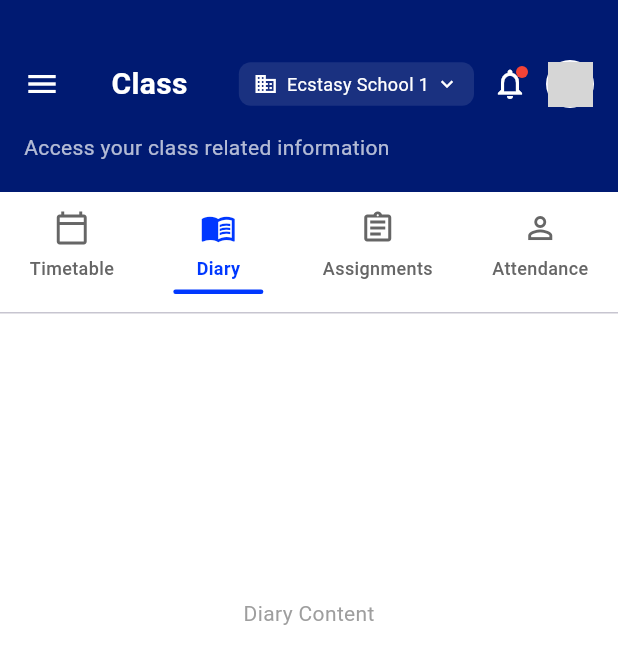
After one commit to Anudeepjadi/ersschool, a Flutter app: the ClassScreen screen opened directly, after a tap on "Diary", on a phone screen of 412 x 824 dp. The commit adds this screen. Shown: the top 664 px of the screen. Run offline on Flutter 3.47's test engine with Material 3 defaults, Android fonts, the light colour scheme and no system bars; network calls fail; grey boxes are pictures that could not be loaded.

Commit message:
Class tab updated
I have implemented the ClassScreen with Timetable, Diary, Assignments, and Attendance tabs, matching the provided image. I have also fixed syntax errors in DashboardScreen and resolved deprecation warnings and unused imports in ClassScreen. flutter analyze now reports no issues. I have integrated the ClassScreen into the DashboardScreen bottom navigation.

```diff
--- /dev/null
+++ b/lib/screens/class/class_screen.dart
@@ -0,0 +1,560 @@
+import 'package:flutter/material.dart';
+
+class ClassScreen extends StatefulWidget {
+  const ClassScreen({super.key});
+
+  @override
+  State<ClassScreen> createState() => _ClassScreenState();
+}
+
+class _ClassScreenState extends State<ClassScreen> {
+  int _selectedTab = 0;
+
+  final List<Map<String, dynamic>> _tabs = [
+    {'title': 'Timetable', 'icon': Icons.calendar_today_outlined},
+    {'title': 'Diary', 'icon': Icons.menu_book_outlined},
+    {'title': 'Assignments', 'icon': Icons.assignment_outlined},
+    {'title': 'Attendance', 'icon': Icons.person_outline},
+  ];
+
+  @override
+  Widget build(BuildContext context) {
+    return Scaffold(
+      backgroundColor: Colors.white,
+      body: Column(
+        children: [
+          _buildHeader(),
+          _buildTabBar(),
+          const Divider(height: 1, thickness: 1),
+          Expanded(
+            child: SingleChildScrollView(
+              physics: const BouncingScrollPhysics(),
+              child: _buildContent(),
+            ),
+          ),
+        ],
+      ),
+    );
+  }
+
+  Widget _buildHeader() {
+    return Container(
+      padding: const EdgeInsets.fromLTRB(16, 40, 16, 20),
+      decoration: const BoxDecoration(
+        color: Color(0xFF001A72),
+      ),
+      child: Column(
+        crossAxisAlignment: CrossAxisAlignment.start,
+        children: [
+          Row(
+            mainAxisAlignment: MainAxisAlignment.spaceBetween,
+            children: [
+              const Icon(Icons.menu, color: Colors.white),
+              const Text(
+                "Class",
+                style: TextStyle(
+                  color: Colors.white,
+                  fontSize: 20,
+                  fontWeight: FontWeight.bold,
+                ),
+              ),
+              Row(
+                children: [
+                  Container(
+                    padding: const EdgeInsets.symmetric(horizontal: 10, vertical: 6),
+                    decoration: BoxDecoration(
+                      color: Colors.white.withValues(alpha: 0.1),
+                      borderRadius: BorderRadius.circular(8),
+                    ),
+                    child: Row(
+                      children: const [
+                        Icon(Icons.business, color: Colors.white, size: 16),
+                        SizedBox(width: 6),
+                        Text(
+                          "Ecstasy School 1",
+                          style: TextStyle(color: Colors.white, fontSize: 12),
+                        ),
+                        SizedBox(width: 4),
+                        Icon(Icons.keyboard_arrow_down, color: Colors.white, size: 16),
+                      ],
+                    ),
+                  ),
+                  const SizedBox(width: 12),
+                  Stack(
+                    children: [
+                      const Icon(Icons.notifications_none, color: Colors.white),
+                      Positioned(
+                        right: 0,
+                        top: 0,
+                        child: Container(
+                          padding: const EdgeInsets.all(2),
+                          decoration: const BoxDecoration(
+                            color: Colors.red,
+                            shape: BoxShape.circle,
+                          ),
+                          constraints: const BoxConstraints(
+                            minWidth: 8,
+                            minHeight: 8,
+                          ),
+                        ),
+                      )
+                    ],
+                  ),
+                  const SizedBox(width: 12),
+                  const CircleAvatar(
+                    radius: 16,
+                    backgroundColor: Colors.white,
+                    child: CircleAvatar(
+                      radius: 15,
+                      backgroundImage: NetworkImage('https://i.pravatar.cc/150?u=school_student'),
+                    ),
+                  ),
+                ],
+              ),
+            ],
+          ),
+          const SizedBox(height: 16),
+          const Text(
+            "Access your class related information",
+            style: TextStyle(color: Colors.white70, fontSize: 14),
+          ),
+        ],
+      ),
+    );
+  }
+
+  Widget _buildTabBar() {
+    return Container(
+      color: Colors.white,
+      padding: const EdgeInsets.symmetric(vertical: 12),
+      child: Row(
+        mainAxisAlignment: MainAxisAlignment.spaceAround,
+        children: List.generate(_tabs.length, (index) {
+          final isSelected = _selectedTab == index;
+          return GestureDetector(
+            onTap: () => setState(() => _selectedTab = index),
+            behavior: HitTestBehavior.opaque,
+            child: Column(
+              mainAxisSize: MainAxisSize.min,
+              children: [
+                Icon(
+                  _tabs[index]['icon'],
+                  color: isSelected ? const Color(0xFF0038FF) : const Color(0xFF666666),
+                  size: 24,
+                ),
+                const SizedBox(height: 6),
+                Text(
+                  _tabs[index]['title'],
+                  style: TextStyle(
+                    color: isSelected ? const Color(0xFF0038FF) : const Color(0xFF666666),
+                    fontSize: 12,
+                    fontWeight: isSelected ? FontWeight.bold : FontWeight.w500,
+                  ),
+                ),
+                const SizedBox(height: 6),
+                if (isSelected)
+                  Container(
+                    height: 3,
+                    width: 60,
+                    decoration: BoxDecoration(
+                      color: const Color(0xFF0038FF),
+                      borderRadius: BorderRadius.circular(2),
+                    ),
+                  )
+                else
+                  const SizedBox(height: 3),
+              ],
+            ),
+          );
+        }),
+      ),
+    );
+  }
+
+  Widget _buildContent() {
+    switch (_selectedTab) {
+      case 0:
+        return _buildTimetable();
+      case 1:
+        return _buildPlaceholder("Diary Content");
+      case 2:
+        return _buildPlaceholder("Assignments Content");
+      case 3:
+        return _buildPlaceholder("Attendance Content");
+      default:
+        return Container();
+    }
+  }
+
+  Widget _buildPlaceholder(String text) {
+    return Container(
+      height: 400,
+      alignment: Alignment.center,
+      child: Text(text, style: const TextStyle(color: Colors.grey)),
+    );
+  }
+
+  Widget _buildTimetable() {
+    return Padding(
+      padding: const EdgeInsets.all(16.0),
+      child: Column(
+        crossAxisAlignment: CrossAxisAlignment.start,
+        children: [
+          Row(
+            mainAxisAlignment: MainAxisAlignment.center,
+            children: const [
+              Icon(Icons.chevron_left, color: Colors.grey),
+              SizedBox(width: 16),
+              Icon(Icons.calendar_month, size: 18, color: Colors.grey),
+              SizedBox(width: 8),
+              Text(
+                "Monday, 20 May 2024",
+                style: TextStyle(fontWeight: FontWeight.bold, fontSize: 16),
+              ),
+              SizedBox(width: 16),
+              Icon(Icons.chevron_right, color: Colors.grey),
+            ],
+          ),
+          const SizedBox(height: 32),
+          Row(
+            mainAxisAlignment: MainAxisAlignment.spaceBetween,
+            children: const [
+              Text(
+                "Timetable",
+                style: TextStyle(fontSize: 18, fontWeight: FontWeight.bold, color: Color(0xFF1E1E1E)),
+              ),
+              Text(
+                "View Full Timetable",
+                style: TextStyle(color: Color(0xFF0038FF), fontSize: 13, fontWeight: FontWeight.bold),
+              ),
+            ],
+          ),
+          const SizedBox(height: 20),
+          // Timetable Header
+          Row(
+            children: const [
+              Expanded(flex: 10, child: Text("Period", style: TextStyle(color: Colors.grey, fontSize: 12, fontWeight: FontWeight.w500))),
+              Expanded(flex: 20, child: Text("Time", style: TextStyle(color: Colors.grey, fontSize: 12, fontWeight: FontWeight.w500))),
+              Expanded(flex: 30, child: Text("Subject", style: TextStyle(color: Colors.grey, fontSize: 12, fontWeight: FontWeight.w500))),
+              Expanded(flex: 30, child: Text("Teacher", style: TextStyle(color: Colors.grey, fontSize: 12, fontWeight: FontWeight.w500))),
+              Expanded(flex: 10, child: Text("Room", style: TextStyle(color: Colors.grey, fontSize: 12, fontWeight: FontWeight.w500))),
+            ],
+          ),
+          const SizedBox(height: 12),
+          const Divider(height: 1),
+          _buildTimetableItem(
+            period: "1",
+            time: "08:00 AM\n- 08:45 AM",
+            subject: "Mathematics",
+            subjectCode: "MATH",
+            teacher: "Mr. Amit Verma",
+            room: "101",
+            color: Colors.blue,
+            icon: Icons.menu_book,
+            teacherImg: "https://i.pravatar.cc/150?u=teacher1",
+          ),
+          _buildTimetableItem(
+            period: "2",
+            time: "08:45 AM\n- 09:30 AM",
+            subject: "English",
+            subjectCode: "ENG",
+            teacher: "Ms. Priya Sharma",
+            room: "102",
+            color: Colors.green,
+            icon: Icons.menu_book,
+            teacherImg: "https://i.pravatar.cc/150?u=teacher2",
+          ),
+          _buildTimetableItem(
+            period: "3",
+            time: "09:30 AM\n- 10:15 AM",
+            subject: "Science",
+            subjectCode: "SCI",
+            teacher: "Mr. Rahul Mehta",
+            room: "103",
+            color: Colors.orange,
+            icon: Icons.science_outlined,
+            teacherImg: "https://i.pravatar.cc/150?u=teacher3",
+          ),
+
+          _buildBreakTime("Break Time", "10:15 AM - 10:30 AM"),
+
+          _buildTimetableItem(
+            period: "4",
+            time: "10:30 AM\n- 11:15 AM",
+            subject: "Social Science",
+            subjectCode: "SST",
+            teacher: "Ms. Neha Gupta",
+            room: "104",
+            color: Colors.purple,
+            icon: Icons.public,
+            teacherImg: "https://i.pravatar.cc/150?u=teacher4",
+          ),
+          _buildTimetableItem(
+            period: "5",
+            time: "11:15 AM\n- 12:00 PM",
+            subject: "Hindi",
+            subjectCode: "HIN",
+            teacher: "Mr. Sandeep Yadav",
+            room: "105",
+            color: Colors.indigo,
+            icon: Icons.language,
+            teacherImg: "https://i.pravatar.cc/150?u=teacher5",
+          ),
+          _buildTimetableItem(
+            period: "6",
+            time: "12:00 PM\n- 12:45 PM",
+            subject: "Computer Science",
+            subjectCode: "CS",
+            teacher: "Ms. Anjali Singh",
+            room: "106",
+            color: Colors.teal,
+            icon: Icons.computer,
+            teacherImg: "https://i.pravatar.cc/150?u=teacher6",
+          ),
+
+          const SizedBox(height: 32),
+          _buildSectionHeader("Today's Assignments", "View All"),
+          const SizedBox(height: 16),
+          _buildAssignmentItem(
+            title: "Maths - Chapter 5 Exercise",
+            type: "Homework",
+            typeColor: Colors.blue,
+            dueText: "Due Today",
+            dueTime: "11:59 PM",
+            icon: Icons.assignment,
+            iconColor: Colors.blue,
+          ),
+          _buildAssignmentItem(
+            title: "Science - Lab Report",
+            type: "Practical",
+            typeColor: Colors.green,
+            dueText: "Due Tomorrow",
+            dueTime: "11:59 PM",
+            icon: Icons.science,
+            iconColor: Colors.green,
+          ),
+
+          const SizedBox(height: 32),
+          _buildSectionHeader("Attendance Summary", "View Details"),
+          const SizedBox(height: 16),
+          _buildAttendanceSummary(),
+        ],
+      ),
+    );
+  }
+
+  Widget _buildSectionHeader(String title, String action) {
+    return Row(
+      mainAxisAlignment: MainAxisAlignment.spaceBetween,
+      children: [
+        Text(
+          title,
+          style: const TextStyle(fontSize: 18, fontWeight: FontWeight.bold, color: Color(0xFF1E1E1E)),
+        ),
+        Text(
+          action,
+          style: const TextStyle(color: Color(0xFF0038FF), fontSize: 13, fontWeight: FontWeight.bold),
+        ),
+      ],
+    );
+  }
+
+  Widget _buildTimetableItem({
+    required String period,
+    required String time,
+    required String subject,
+    required String subjectCode,
+    required String teacher,
+    required String room,
+    required Color color,
+    required IconData icon,
+    required String teacherImg,
+  }) {
+    return Padding(
+      padding: const EdgeInsets.symmetric(vertical: 16.0),
+      child: Row(
+        crossAxisAlignment: CrossAxisAlignment.center,
+        children: [
+          Expanded(
+            flex: 10,
+            child: Text(
+              period,
+              style: TextStyle(color: color, fontWeight: FontWeight.bold, fontSize: 16),
+            ),
+          ),
+          Expanded(
+            flex: 20,
+            child: Text(
+              time,
+              style: const TextStyle(fontSize: 11, color: Color(0xFF333333), fontWeight: FontWeight.w500),
+            ),
+          ),
+          Expanded(
+            flex: 30,
+            child: Row(
+              children: [
+                Icon(icon, size: 20, color: color),
+                const SizedBox(width: 8),
+                Expanded(
+                  child: Column(
+                    crossAxisAlignment: CrossAxisAlignment.start,
+                    children: [
+                      Text(subject, style: const TextStyle(fontSize: 11, fontWeight: FontWeight.bold)),
+                      Text(subjectCode, style: TextStyle(fontSize: 10, color: Colors.grey.shade600)),
+                    ],
+                  ),
+                ),
+              ],
+            ),
+          ),
+          Expanded(
+            flex: 30,
+            child: Row(
+              children: [
+                CircleAvatar(
+                  radius: 12,
+                  backgroundImage: NetworkImage(teacherImg),
+                ),
+                const SizedBox(width: 8),
+                Expanded(
+                  child: Text(
+                    teacher,
+                    style: const TextStyle(fontSize: 11, fontWeight: FontWeight.w500),
+                    overflow: TextOverflow.ellipsis,
+                  ),
+                ),
+              ],
+            ),
+          ),
+          Expanded(
+            flex: 10,
+            child: Text(
+              room,
+              style: TextStyle(color: color, fontSize: 11, fontWeight: FontWeight.bold),
+              textAlign: TextAlign.end,
+            ),
+          ),
+        ],
+      ),
+    );
+  }
+
+  Widget _buildBreakTime(String title, String time) {
+    return Container(
+      margin: const EdgeInsets.symmetric(vertical: 8),
+      padding: const EdgeInsets.symmetric(vertical: 10, horizontal: 16),
+      decoration: BoxDecoration(
+        color: Colors.grey.shade50,
+        borderRadius: BorderRadius.circular(8),
+      ),
+      child: Row(
+        mainAxisAlignment: MainAxisAlignment.center,
+        children: [
+          const Icon(Icons.coffee_outlined, size: 18, color: Colors.grey),
+          const SizedBox(width: 8),
+          Text(
+            title,
+            style: const TextStyle(fontWeight: FontWeight.bold, fontSize: 12),
+          ),
+          const SizedBox(width: 12),
+          Text(
+            time,
+            style: const TextStyle(fontSize: 11, color: Colors.grey),
+          ),
+        ],
+      ),
+    );
+  }
+
+  Widget _buildAssignmentItem({
+    required String title,
+    required String type,
+    required Color typeColor,
+    required String dueText,
+    required String dueTime,
+    required IconData icon,
+    required Color iconColor,
+  }) {
+    return Container(
+      margin: const EdgeInsets.only(bottom: 12),
+      padding: const EdgeInsets.all(12),
+      decoration: BoxDecoration(
+        color: Colors.white,
+        borderRadius: BorderRadius.circular(12),
+        border: Border.all(color: Colors.grey.shade200),
+      ),
+      child: Row(
+        children: [
+          Container(
+            padding: const EdgeInsets.all(8),
+            decoration: BoxDecoration(
+              color: iconColor.withValues(alpha: 0.1),
+              borderRadius: BorderRadius.circular(8),
+            ),
+            child: Icon(icon, color: iconColor, size: 20),
+          ),
+          const SizedBox(width: 12),
+          Expanded(
+            child: Column(
+              crossAxisAlignment: CrossAxisAlignment.start,
+              children: [
+                Row(
+                  children: [
+                    Text(title, style: const TextStyle(fontWeight: FontWeight.bold, fontSize: 13)),
+                    const SizedBox(width: 8),
+                    Container(
+                      padding: const EdgeInsets.symmetric(horizontal: 6, vertical: 2),
+                      decoration: BoxDecoration(
+                        color: typeColor.withValues(alpha: 0.1),
+                        borderRadius: BorderRadius.circular(4),
+                      ),
+                      child: Text(
+                        type,
+                        style: TextStyle(color: typeColor, fontSize: 10, fontWeight: FontWeight.bold),
+                      ),
+                    ),
+                  ],
+                ),
+                const SizedBox(height: 4),
+                const Text("Solve exercise questions from chapter 5.", style: TextStyle(color: Colors.grey, fontSize: 11)),
+              ],
+            ),
+          ),
+          Column(
+            crossAxisAlignment: CrossAxisAlignment.end,
+            children: [
+              Text(dueText, style: const TextStyle(color: Colors.red, fontSize: 11, fontWeight: FontWeight.bold)),
+              Text(dueTime, style: const TextStyle(color: Colors.grey, fontSize: 11)),
+            ],
+          ),
+          const SizedBox(width: 8),
+          const Icon(Icons.chevron_right, color: Colors.grey, size: 20),
+        ],
+      ),
+    );
+  }
+
+  Widget _buildAttendanceSummary() {
+    return Row(
+      mainAxisAlignment: MainAxisAlignment.spaceBetween,
+      children: [
+        _buildAttendanceStat("Total Classes", "120", Icons.calendar_today, Colors.green),
+        _buildAttendanceStat("Present", "108", Icons.check_circle_outline, Colors.blue),
+        _buildAttendanceStat("Absent", "8", Icons.highlight_off, Colors.orange),
+        _buildAttendanceStat("Attendance", "90%", Icons.percent, Colors.purple),
+      ],
+    );
+  }
+
+  Widget _buildAttendanceStat(String label, String value, IconData icon, Color color) {
+    return Column(
+      children: [
+        Icon(icon, color: color, size: 24),
+        const SizedBox(height: 8),
+        Text(label, style: const TextStyle(color: Colors.grey, fontSize: 10)),
+        const SizedBox(height: 4),
+        Text(value, style: const TextStyle(fontWeight: FontWeight.bold, fontSize: 16)),
+      ],
+    );
+  }
+}
--- a/lib/screens/dashboard/dashboard_screen.dart
+++ b/lib/screens/dashboard/dashboard_screen.dart
@@ -1,6 +1,7 @@
 import 'package:flutter/material.dart';
 import '../../core/theme/app_colors.dart';
 import '../auth/login_screen.dart';
+import '../class/class_screen.dart';
 import 'widgets/stat_card.dart';
 import 'widgets/quick_action_card.dart';
 
@@ -14,10 +15,95 @@ class DashboardScreen extends StatefulWidget {
 class _DashboardScreenState extends State<DashboardScreen> {
   int currentIndex = 0;
 
+  final List<Widget> _screens = [
+    const DashboardHome(),
+    const Center(child: Text("My Info")),
+    const ClassScreen(),
+    const Center(child: Text("Fee")),
+    const Center(child: Text("Exams")),
+    const Center(child: Text("More")),
+  ];
+
   @override
   Widget build(BuildContext context) {
     return Scaffold(
-      drawer: Drawer(
+      drawer: currentIndex == 0 ? _buildDrawer() : null,
+      appBar: currentIndex == 0 ? _buildAppBar() : null,
+      body: _screens[currentIndex],
+      bottomNavigationBar: BottomNavigationBar(
+        type: BottomNavigationBarType.fixed,
+        currentIndex: currentIndex,
+        selectedItemColor: AppColors.primary,
+        unselectedItemColor: const Color(0xFF1E2875),
+        selectedLabelStyle: const TextStyle(fontWeight: FontWeight.bold, fontSize: 11),
+        unselectedLabelStyle: const TextStyle(fontWeight: FontWeight.w500, fontSize: 11),
+        onTap: (index) {
+          setState(() {
+            currentIndex = index;
+          });
+        },
+        items: const [
+          BottomNavigationBarItem(
+            icon: Icon(Icons.home),
+            label: "Home",
+          ),
+          BottomNavigationBarItem(
+            icon: Icon(Icons.person_outline),
+            label: "My Info",
+          ),
+          BottomNavigationBarItem(
+            icon: Icon(Icons.menu_book),
+            label: "Class",
+          ),
+          BottomNavigationBarItem(
+            icon: Icon(Icons.currency_rupee),
+            label: "Fee",
+          ),
+          BottomNavigationBarItem(
+            icon: Icon(Icons.assignment_outlined),
+            label: "Exams",
+          ),
+          BottomNavigationBarItem(
+            icon: Icon(Icons.more_horiz),
+            label: "More",
+          ),
+        ],
+      ),
+    );
+  }
+
+  PreferredSizeWidget _buildAppBar() {
+    return AppBar(
+      title: const Text(
+        "Ecstasy School ERP",
+        style: TextStyle(fontWeight: FontWeight.bold, color: Colors.white),
+      ),
+      backgroundColor: AppColors.primary,
+      iconTheme: const IconThemeData(color: Colors.white),
+      actions: [
+        IconButton(
+          icon: const Icon(Icons.notifications, color: Colors.white),
+          onPressed: () {
+            ScaffoldMessenger.of(context).showSnackBar(
+              const SnackBar(content: Text("No new notifications")),
+            );
+          },
+        ),
+        IconButton(
+          icon: const Icon(Icons.logout, color: Colors.white),
+          onPressed: () {
+            Navigator.pushReplacement(
+              context,
+              MaterialPageRoute(builder: (_) => const LoginScreen()),
+            );
+          },
+        )
+      ],
+    );
+  }
+
+  Widget _buildDrawer() {
+    return Drawer(
       child: ListView(
         padding: EdgeInsets.zero,
         children: [
@@ -73,74 +159,16 @@ class _DashboardScreenState extends State<DashboardScreen> {
           ),
         ],
       ),
-      ),
-      appBar: AppBar(
-        title: const Text(
-          "Ecstasy School ERP",
-          style: TextStyle(fontWeight: FontWeight.bold, color: Colors.white),
-        ),
-        backgroundColor: AppColors.primary,
-        iconTheme: const IconThemeData(color: Colors.white),
-        actions: [
-          IconButton(
-            icon: const Icon(Icons.notifications, color: Colors.white),
-            onPressed: () {
-              ScaffoldMessenger.of(context).showSnackBar(
-                const SnackBar(content: Text("No new notifications")),
     );
-            },
-          ),
-          IconButton(
-            icon: const Icon(Icons.logout, color: Colors.white),
-            onPressed: () {
-              Navigator.pushReplacement(
-                context,
-                MaterialPageRoute(builder: (_) => const LoginScreen()),
-              );
-            },
-          )
-        ],
-      ),
-      bottomNavigationBar: BottomNavigationBar(
-        type: BottomNavigationBarType.fixed,
-        currentIndex: currentIndex,
-        selectedItemColor: AppColors.primary,
-        unselectedItemColor: const Color(0xFF1E2875),
-        selectedLabelStyle: const TextStyle(fontWeight: FontWeight.bold, fontSize: 11),
-        unselectedLabelStyle: const TextStyle(fontWeight: FontWeight.w500, fontSize: 11),
-        onTap: (index) {
-          setState(() {
-            currentIndex = index;
-          });
-        },
-        items: const [
-          BottomNavigationBarItem(
-            icon: Icon(Icons.home),
-            label: "Home",
-          ),
-          BottomNavigationBarItem(
-            icon: Icon(Icons.person_outline),
-            label: "My Info",
-          ),
-          BottomNavigationBarItem(
-            icon: Icon(Icons.menu_book),
-            label: "Class",
-          ),
-          BottomNavigationBarItem(
-            icon: Icon(Icons.currency_rupee),
-            label: "Fee",
-          ),
-          BottomNavigationBarItem(
-            icon: Icon(Icons.assignment_outlined),
-            label: "Exams",
-          ),
-          BottomNavigationBarItem(
-            icon: Icon(Icons.more_horiz),
-            label: "More",
-          ),
-        ],
-      ),
-      body: SingleChildScrollView(
+  }
+}
+
+class DashboardHome extends StatelessWidget {
+  const DashboardHome({super.key});
+
+  @override
+  Widget build(BuildContext context) {
+    return SingleChildScrollView(
       physics: const BouncingScrollPhysics(),
       child: Padding(
         padding: const EdgeInsets.all(16.0),
@@ -305,7 +333,6 @@ class _DashboardScreenState extends State<DashboardScreen> {
           ],
         ),
       ),
-      ),
     );
   }
 }
```
Lines whose indentation alone changed are shown as unchanged.
